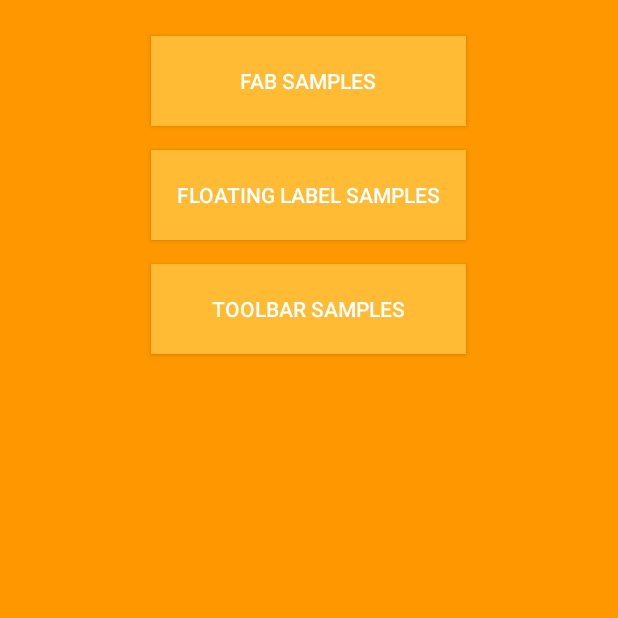
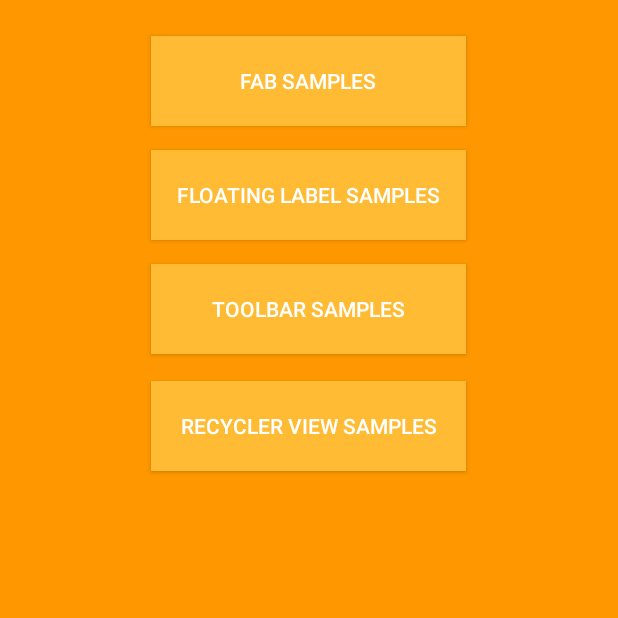
Before and after one commit to isoguzay/Android-Native-Material-Design-Demo, an Android app: the screen it shows after launch (MainActivity), on a phone screen of 412 x 824 dp, the top half of it. Run offline under Robolectric (Android 15) with nearby library versions, the phone set to English and light mode, and no system bars.

Commit message:
RecyclerView & CardView added.

```diff
--- a/app/src/main/AndroidManifest.xml
+++ b/app/src/main/AndroidManifest.xml
@@ -9,7 +9,8 @@
         android:roundIcon="@mipmap/ic_launcher_round"
         android:supportsRtl="true"
         android:theme="@style/AppTheme">
-        <activity android:name=".toolbarsample.ToolBarActivity"></activity>
+        <activity android:name=".recyclerviewsample.RecylerViewActivity"></activity>
+        <activity android:name=".toolbarsample.ToolBarActivity" />
         <activity android:name=".floatinglabels.FloatingLabelsActivity" />
         <activity android:name=".fabsample.FabActivity" />
         <activity android:name=".mainactivity.MainActivity">
--- a/app/src/main/java/com/isoguzay/androidnativematerialdesigndemo/mainactivity/MainActivity.java
+++ b/app/src/main/java/com/isoguzay/androidnativematerialdesigndemo/mainactivity/MainActivity.java
@@ -9,11 +9,12 @@ import android.widget.Button;
 import com.isoguzay.androidnativematerialdesigndemo.R;
 import com.isoguzay.androidnativematerialdesigndemo.fabsample.FabActivity;
 import com.isoguzay.androidnativematerialdesigndemo.floatinglabels.FloatingLabelsActivity;
+import com.isoguzay.androidnativematerialdesigndemo.recyclerviewsample.RecylerViewActivity;
 import com.isoguzay.androidnativematerialdesigndemo.toolbarsample.ToolBarActivity;
 
 public class MainActivity extends AppCompatActivity {
 
-    private Button buttonFab, buttonFloating, buttonToolBar;
+    private Button buttonFab, buttonFloating, buttonToolBar, buttonRecyclerView;
 
     @Override
     protected void onCreate(Bundle savedInstanceState) {
@@ -24,6 +25,18 @@ public class MainActivity extends AppCompatActivity {
         buttonFabClick();
         buttonFloatingClick();
         buttonToolBarClick();
+        buttonRecyclerViewClick();
+    }
+
+
+    public void buttonRecyclerViewClick(){
+        buttonRecyclerView.setOnClickListener(new View.OnClickListener() {
+            @Override
+            public void onClick(View v) {
+                Intent goRecycler = new Intent(getApplicationContext(), RecylerViewActivity.class);
+                startActivity(goRecycler);
+            }
+        });
     }
 
     public void buttonToolBarClick(){
@@ -60,6 +73,7 @@ public class MainActivity extends AppCompatActivity {
         buttonFab = findViewById(R.id.button_fabSample);
         buttonFloating = findViewById(R.id.button_floatingSample);
         buttonToolBar = findViewById(R.id.button_toolBar);
+        buttonRecyclerView = findViewById(R.id.button_recyclerViewSample);
 
     }
 }
--- a/app/src/main/res/layout/activity_main.xml
+++ b/app/src/main/res/layout/activity_main.xml
@@ -6,6 +6,23 @@
     android:layout_height="match_parent"
     android:background="#FF9800"
     tools:context=".mainactivity.MainActivity">
+
+    <Button
+        android:id="@+id/button_recyclerViewSample"
+        android:layout_width="210dp"
+        android:layout_height="60dp"
+        android:layout_marginTop="8dp"
+        android:layout_marginBottom="8dp"
+        android:background="@android:color/holo_orange_light"
+        android:text="@string/buttonRecyclerViewSample"
+        android:textColor="@android:color/background_light"
+        android:textSize="14sp"
+        app:layout_constraintBottom_toBottomOf="parent"
+        app:layout_constraintEnd_toEndOf="@+id/button_toolBar"
+        app:layout_constraintHorizontal_bias="0.0"
+        app:layout_constraintStart_toStartOf="@+id/button_toolBar"
+        app:layout_constraintTop_toBottomOf="@+id/button_toolBar"
+        app:layout_constraintVertical_bias="0.02" />
 
     <Button
         android:id="@+id/button_fabSample"
--- a/app/src/main/res/values/strings.xml
+++ b/app/src/main/res/values/strings.xml
@@ -5,5 +5,7 @@
     <string name="buttonFabSample"> Fab Samples </string>
     <string name="buttonFloatingSample"> Floating Label Samples </string>
     <string name="buttonToolBarSample"> ToolBar Samples </string>
+    <string name="buttonRecyclerViewSample"> Recycler View Samples </string>
+
 
 </resources>
```
Also changed, not shown: app/src/main/java/com/isoguzay/androidnativematerialdesigndemo/recyclerviewsample/RecyclerViewAdapter.java (added, +65 -0 lines), app/src/main/java/com/isoguzay/androidnativematerialdesigndemo/recyclerviewsample/RecylerViewActivity.java (added, +42 -0 lines), app/src/main/res/layout/activity_recyler_view.xml (added, +14 -0 lines), app/src/main/res/layout/card_design.xml (added, +35 -0 lines).
